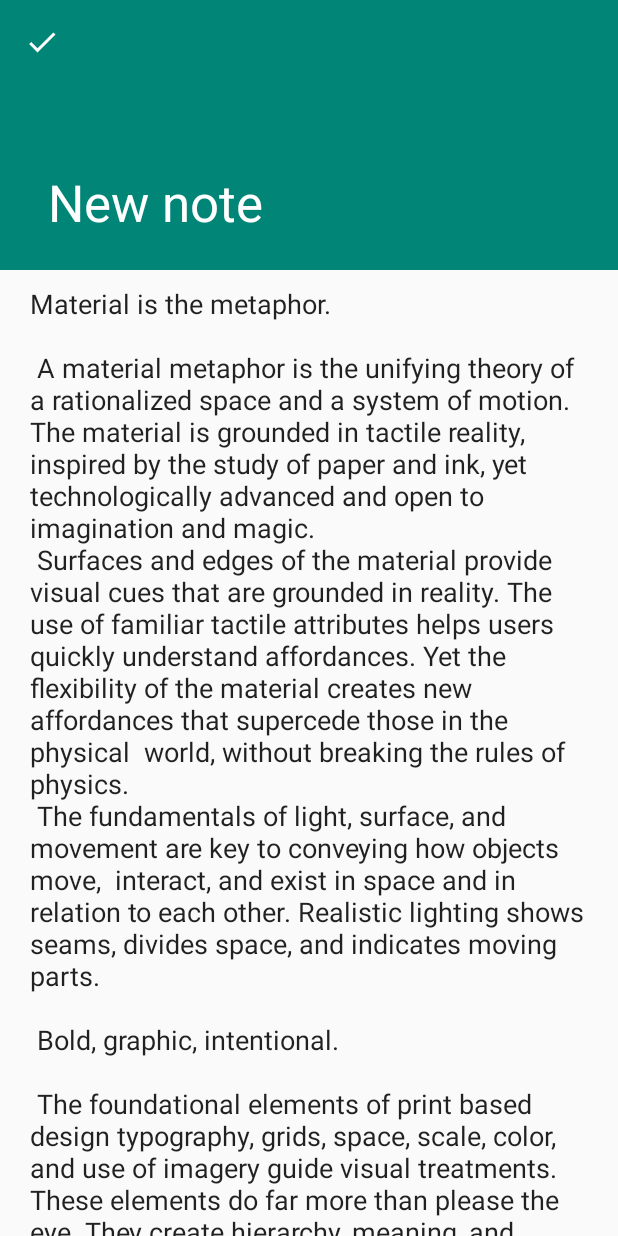
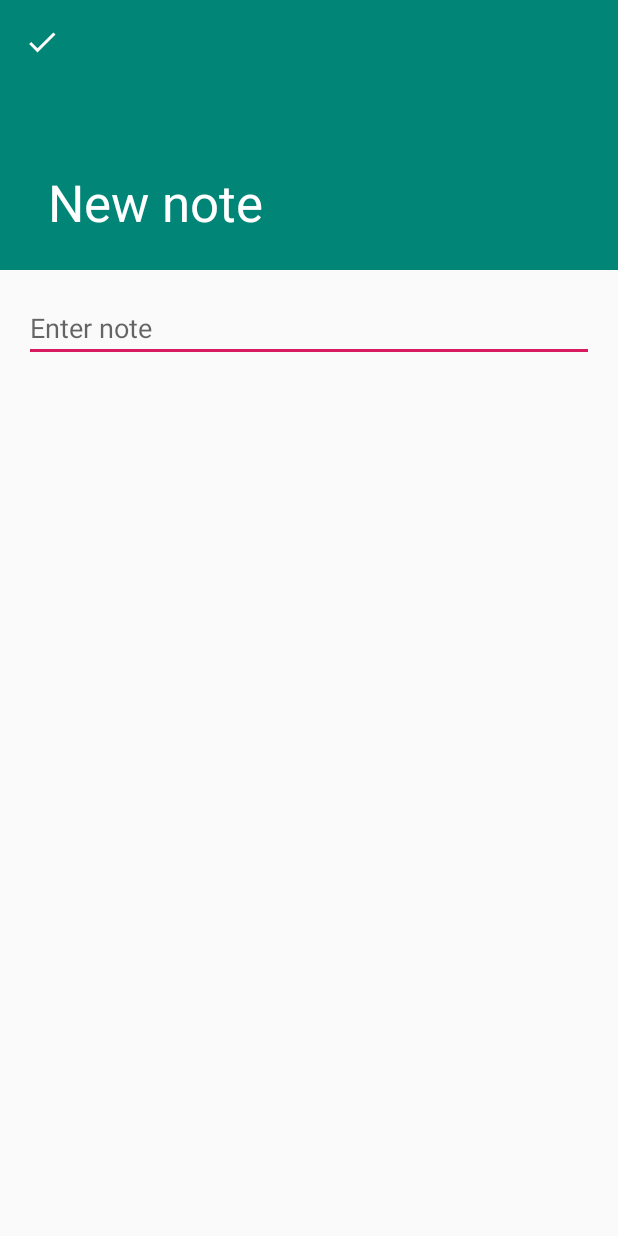
Before and after one commit to r-freeman/Plain-Ol-Notes, an Android app: the EditorActivity screen opened directly, with no data from a screen before it, on a phone screen of 412 x 824 dp. Run offline under Robolectric (Android 15) with nearby library versions, the phone set to English and light mode, and no system bars; our stand-ins replace ButterKnife.

Commit message:
Added functionality to add a new note

```diff
--- a/app/src/main/java/com/example/plainolnotes/EditorActivity.java
+++ b/app/src/main/java/com/example/plainolnotes/EditorActivity.java
@@ -54,10 +54,10 @@ public class EditorActivity extends AppCompatActivity {
 
         Bundle extras = getIntent().getExtras();
         if (extras == null) {
-            setTitle("New note");
+            setTitle(R.string.new_note);
             mNewNote = true;
         } else {
-            setTitle("Edit note");
+            setTitle(R.string.edit_note);
             int noteId = extras.getInt(NOTE_ID_KEY);
             mViewModel.loadData(noteId);
         }
--- a/app/src/main/res/layout/activity_main.xml
+++ b/app/src/main/res/layout/activity_main.xml
@@ -29,6 +29,7 @@
         android:layout_height="wrap_content"
         android:layout_gravity="bottom|end"
         android:layout_margin="@dimen/fab_margin"
+        android:backgroundTint="@color/colorPrimary"
         app:srcCompat="@drawable/ic_add" />
 
 </androidx.coordinatorlayout.widget.CoordinatorLayout>
--- a/app/src/main/res/layout/content_editor.xml
+++ b/app/src/main/res/layout/content_editor.xml
@@ -14,7 +14,6 @@
         android:layout_height="match_parent"
         android:layout_margin="@dimen/text_margin"
         android:hint="@string/enter_note"
-        android:text="@string/large_text"
         android:inputType="textMultiLine|textCapSentences"
         />
 
--- a/app/src/main/res/values/strings.xml
+++ b/app/src/main/res/values/strings.xml
@@ -93,4 +93,6 @@
     </string>
     <string name="enter_note">Enter note</string>
     <string name="delete_all">Delete all notes</string>
+    <string name="new_note">New note</string>
+    <string name="edit_note">Edit note</string>
 </resources>
```
Also changed, not shown: app/src/main/java/com/example/plainolnotes/viewmodel/EditorViewModel.java (+7 -2 lines).
